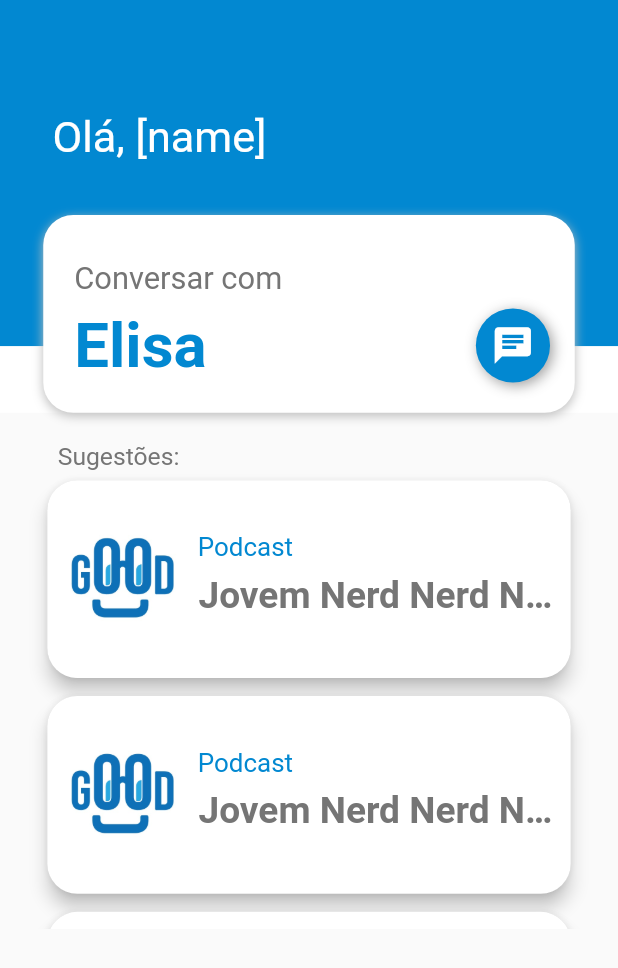
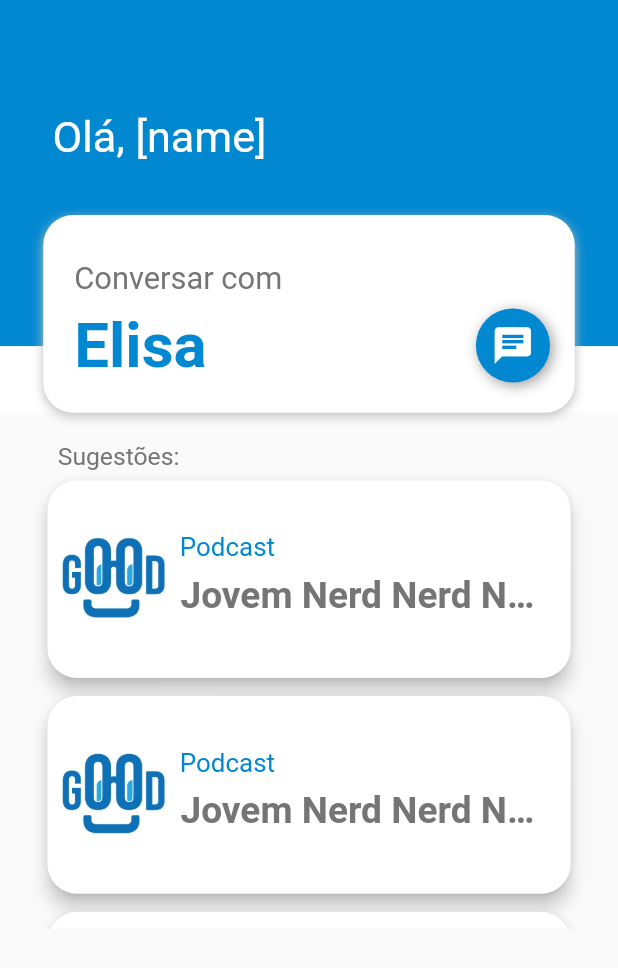
Before and after one commit to jjeanjacques10/n2020-mobile, a Flutter app: the screen it shows after launch, on a phone screen of 412 x 824 dp. Shown: the top 968 px of the screen. Run offline on Flutter 3.47's test engine with Material 2 defaults, Android fonts, the phone set to English and light mode, and no system bars; missing offline and left inert: dart:ffi, flutter_dialogflow.

Commit message:
Arrumou bug do Petillo

```diff
--- a/lib/widgets/suggestion_card_item.dart
+++ b/lib/widgets/suggestion_card_item.dart
@@ -44,7 +44,7 @@ class SuggestionCardItem extends StatelessWidget {
             Row(
               children: [
                 Padding(
-                  padding: EdgeInsets.all(9),
+                  padding: EdgeInsets.all(3),
                   child: Image.asset(
                     'assets/images/logo.jpeg',
                     fit: BoxFit.fitWidth,
```
